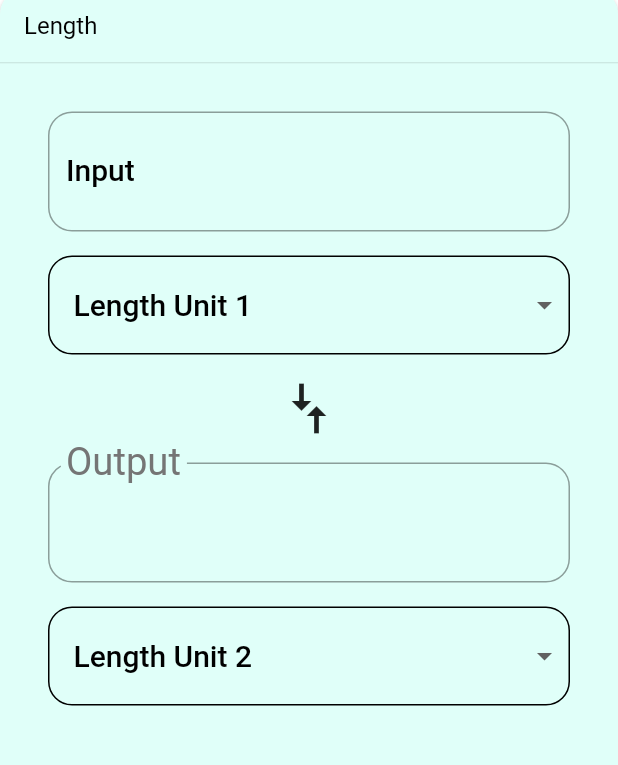
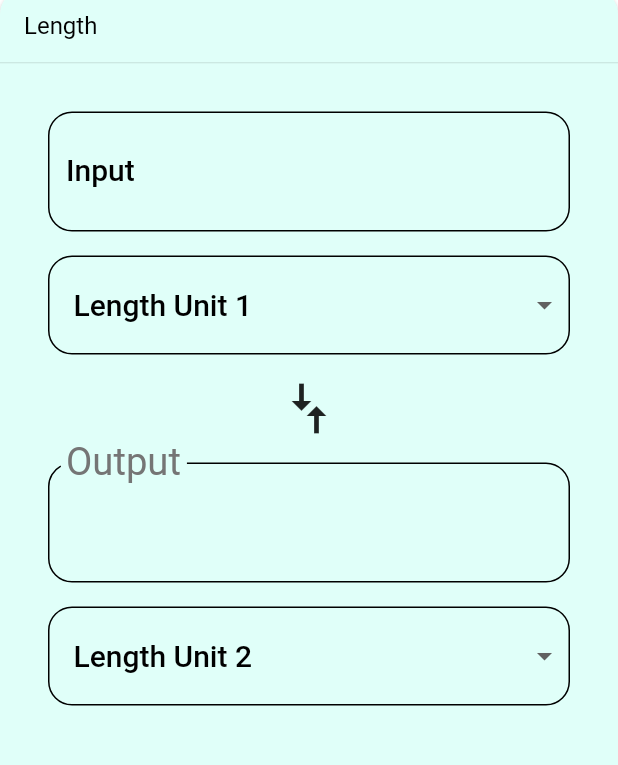
Before and after one commit to ba6ba/Udacity-course-Flutter, a Flutter app: the screen it shows after launch, on a phone screen of 412 x 824 dp, the part 94-859 px from its top. Run offline on Flutter 3.47's test engine with Material 2 defaults, Android fonts, the phone set to English and light mode, and no system bars.

Commit message:
responsive

```diff
--- a/lib/category_screen.dart
+++ b/lib/category_screen.dart
@@ -104,23 +104,49 @@ class _CategoryScreenState extends State<CategoryScreen> {
     });
   }
 
-  Widget _categoryWidgets() {
-    return ListView.builder(
+  Widget _categoryWidgets(Orientation deviceOrientation) {
+    if(Orientation.portrait == deviceOrientation) {
+      return ListView.separated(
         itemBuilder: (BuildContext context, int index) {
           return CategoryTile(
             category: _categories[index],
             onTap: _onCategoryTap,
           );
         },
+        separatorBuilder: (BuildContext context, int index) {
+          return SizedBox(
+            height: 12,
+          );
+        },
+        padding: EdgeInsets.only(left: 5.0, right: 5.0),
+        physics: BouncingScrollPhysics(),
         itemCount: _categories.length,
       );
+    }
+    else {
+      return GridView.count(
+          crossAxisCount: 2,
+        childAspectRatio: 3.0,
+        children: _categories.map((Category category) {
+            return Container(
+              padding: EdgeInsets.all(5.0),
+              child: CategoryTile(
+                category: category,
+                onTap: _onCategoryTap,
+              ),
+            );
+      }).toList(),
+        physics: BouncingScrollPhysics(),
+      );
+    }
   }
 
   @override
   Widget build(BuildContext context) {
+    assert(debugCheckHasMediaQuery(context));
     final listView = Padding(
       padding: EdgeInsets.only(left: 8.0, right: 8.0, bottom: 48.0),
-      child: _categoryWidgets(),
+      child: _categoryWidgets(MediaQuery.of(context).orientation),
     );
     return Backdrop(
       currentCategory:
--- a/lib/unit_converter.dart
+++ b/lib/unit_converter.dart
@@ -23,6 +23,7 @@ class _UnitConverterState extends State<UnitConverter> {
   String _outputValue = '';
   List<DropdownMenuItem> _dropDownMenuItems = List();
   bool _showValidationError = false;
+  final _inputKey = GlobalKey(debugLabel: 'InputText');
 
   @override
   void initState() {
@@ -54,6 +55,9 @@ class _UnitConverterState extends State<UnitConverter> {
       _fromValue = widget.category.units[0];
       _toValue = widget.category.units[1];
     });
+    if (_inputValue != null) {
+      _updateConversion();
+    }
   }
 
   /// Clean up conversion; trim trailing zeros, e.g. 5.500 -> 5.5, 10.0 -> 10
@@ -155,17 +159,29 @@ class _UnitConverterState extends State<UnitConverter> {
         crossAxisAlignment: CrossAxisAlignment.stretch,
         children: <Widget>[
           TextField(
+            key: _inputKey,
             style: Theme.of(context).textTheme.display1,
             decoration: InputDecoration(
                 labelStyle: Theme.of(context).textTheme.title,
                 errorText:
                     _showValidationError ? 'Invalid number entered' : null,
                 labelText: 'Input',
-                border: OutlineInputBorder(
+                focusedBorder: OutlineInputBorder(
                     borderSide: BorderSide(
                         color: Colors.black,
                         width: 1.0
                     ),
+                    borderRadius: BorderRadius.circular(16.0)
+                ),
+                focusedErrorBorder: OutlineInputBorder(
+                    borderSide: BorderSide(
+                        color: Colors.red,
+                        width: 1.0
+                    ),
+                    borderRadius: BorderRadius.circular(16.0)
+                ),
+                enabledBorder: OutlineInputBorder(
+                    borderSide: BorderSide(color: Colors.black, width: 1.0),
                     borderRadius: BorderRadius.circular(16.0))),
             keyboardType: TextInputType.number,
             onChanged: _updateInputValue,
@@ -194,24 +210,41 @@ class _UnitConverterState extends State<UnitConverter> {
               style: Theme.of(context).textTheme.display1,
             ),
             decoration: InputDecoration(
+              enabledBorder: OutlineInputBorder(
+                  borderSide: BorderSide(width: 1.0, color: Colors.black),
+                  borderRadius: BorderRadius.circular(16.0)),
               labelText: 'Output',
               labelStyle: Theme.of(context).textTheme.display1,
-                border: OutlineInputBorder(
-                    borderRadius: BorderRadius.circular(16.0))),
+            ),
           ),
           _createDropDown(_toValue.name, _updateToConversion)
         ],
       ),
     );
 
-    final converter = Column(
+    final converter = SingleChildScrollView(
+      child: Column(
         crossAxisAlignment: CrossAxisAlignment.stretch,
         children: <Widget>[input, arrows, output],
+      ),
     );
 
     return Padding(
       padding: _padding,
+      child: OrientationBuilder(
+        builder: (BuildContext context, Orientation orientation) {
+          if (Orientation.portrait == orientation) {
+            return converter;
+          } else {
+            return Center(
+              child: Container(
+                width: 450.0,
                 child: converter,
+              ),
+            );
+          }
+        },
+      ),
     );
   }
 }
```
Lines whose indentation alone changed are shown as unchanged.
